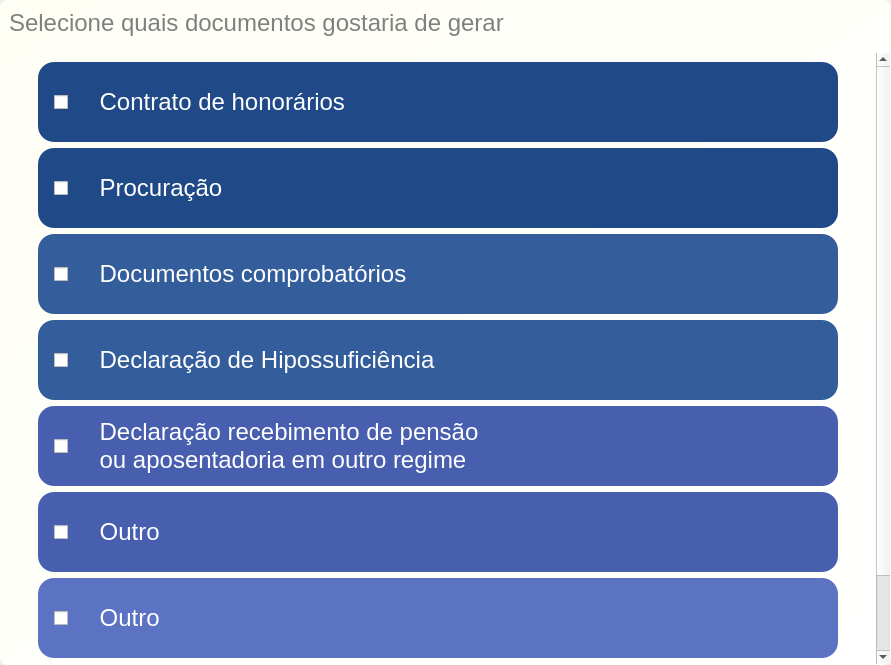
This is Telas/UI/pgImpressaoDocs.ui in newprev/PrevCliente as Qt 5 draws it before an edit. The edited form follows.
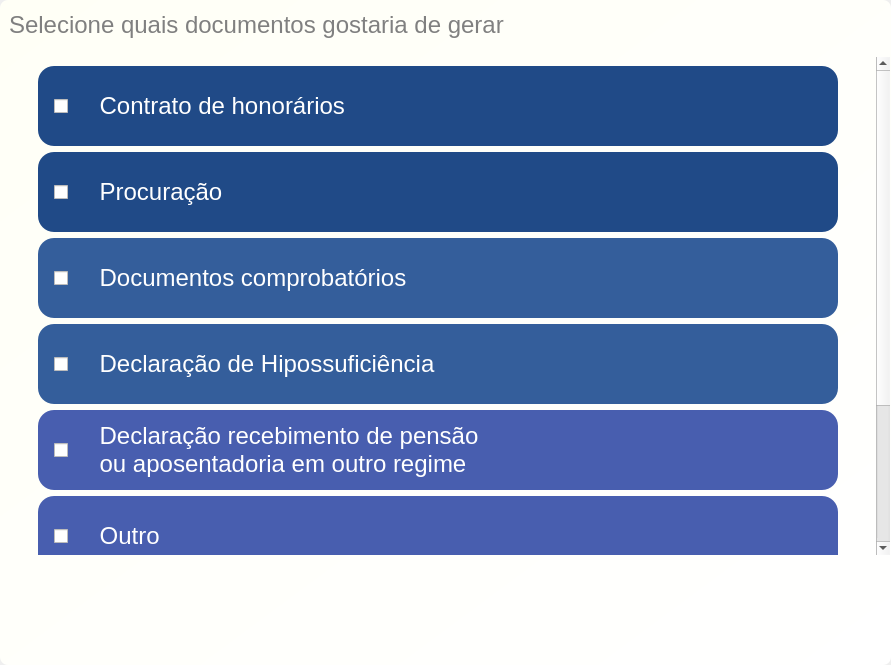
This is the edited form. Icons and pictures are not drawn.

```diff
--- a/Telas/UI/pgImpressaoDocs.ui
+++ b/Telas/UI/pgImpressaoDocs.ui
@@ -178,12 +178,18 @@
         </layout>
        </widget>
       </item>
-      <item row="1" column="0">
+      <item row="1" column="0" alignment="Qt::AlignTop">
        <widget class="QScrollArea" name="scrollArea">
         <property name="minimumSize">
          <size>
           <width>830</width>
-          <height>600</height>
+          <height>500</height>
+         </size>
+        </property>
+        <property name="maximumSize">
+         <size>
+          <width>16777215</width>
+          <height>500</height>
          </size>
         </property>
         <property name="widgetResizable">
```
